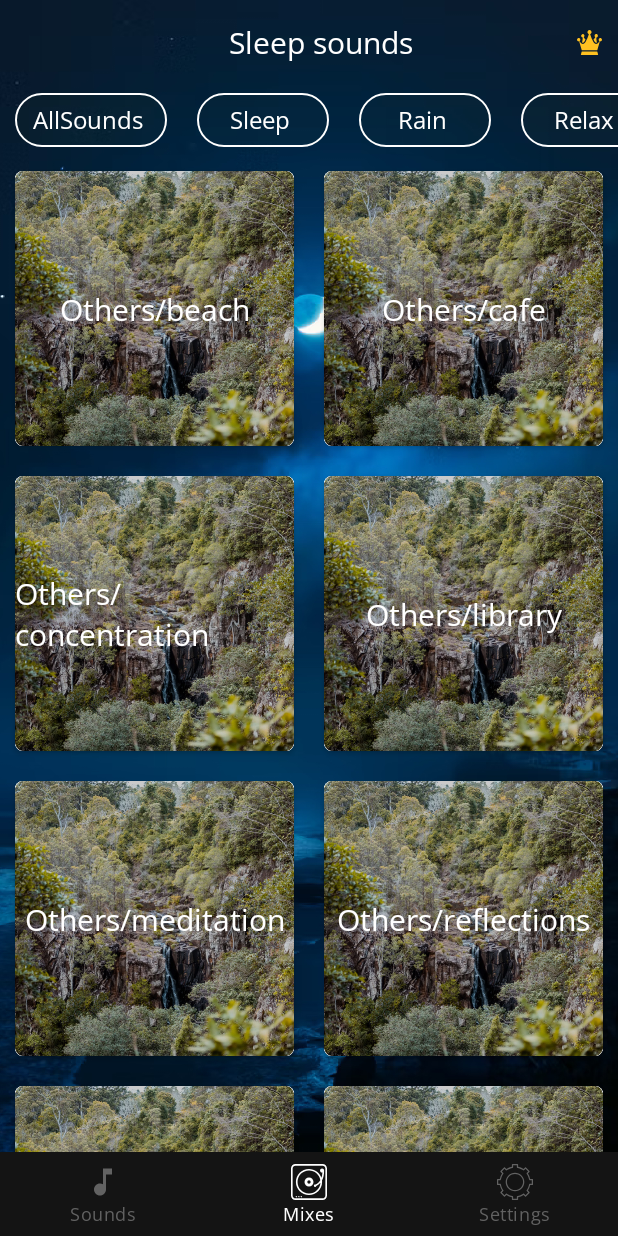
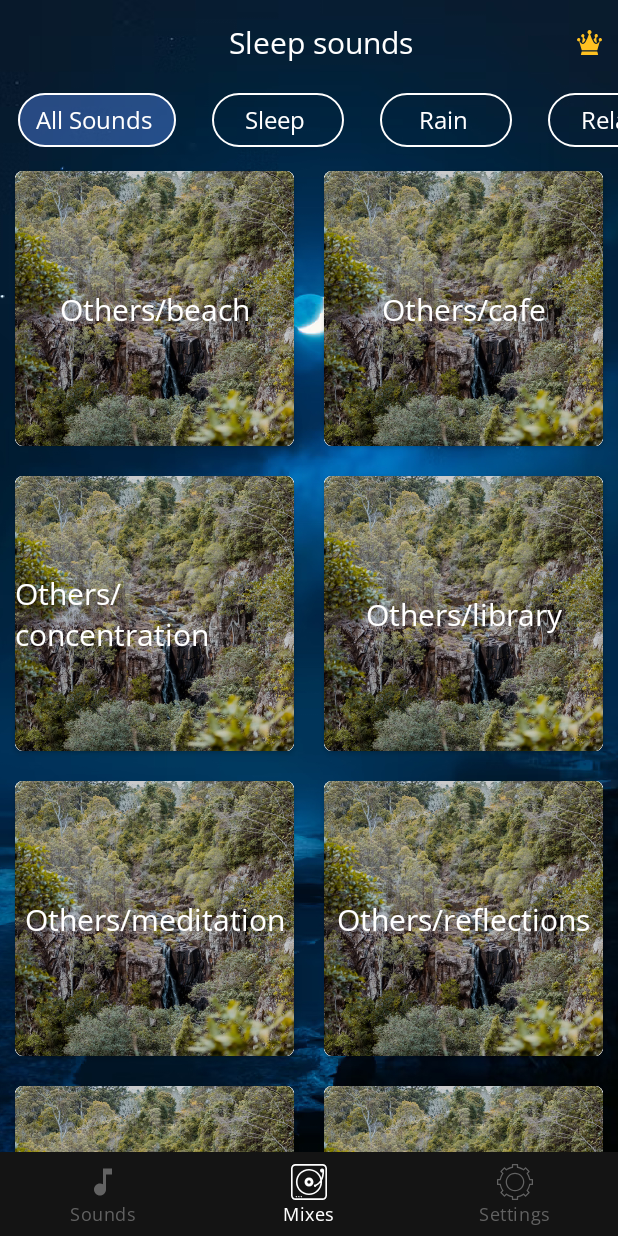
Before and after one commit to ViacheslavWork/sleep_sounds, an Android app: the screen it shows after launch (MainActivity), on a phone screen of 412 x 824 dp. Run offline under Robolectric (Android 15) with nearby library versions, the phone set to English and light mode, and no system bars; our stand-ins replace navigation-ui.

Commit message:
view pager finished

```diff
--- a/app/src/main/java/white/noise/sounds/baby/sleep/model/Mix.kt
+++ b/app/src/main/java/white/noise/sounds/baby/sleep/model/Mix.kt
@@ -1,6 +1,4 @@
 package white.noise.sounds.baby.sleep.model
-
-import android.graphics.Bitmap
 
 data class Mix(
     val title: String,
@@ -8,6 +6,11 @@ data class Mix(
     var picturePath: String,
     val category: MixCategory?
 )
-enum class MixCategory {
-    AllSounds, Sleep,Rain, Relax, Others
+
+enum class MixCategory(val title: String) {
+    AllSounds("All Sounds"),
+    Sleep("Sleep"),
+    Rain("Rain"),
+    Relax("Relax"),
+    Others("Others")
 }
--- a/app/src/main/java/white/noise/sounds/baby/sleep/ui/mixes/MixesEvent.kt
+++ b/app/src/main/java/white/noise/sounds/baby/sleep/ui/mixes/MixesEvent.kt
@@ -5,5 +5,5 @@ import white.noise.sounds.baby.sleep.model.MixCategory
 
 sealed class MixesEvent {
     class OnMixClick(val mix: Mix): MixesEvent()
-    class OnCategoryClick(val mixCategory: SelectableMixCategory, val position: Int): MixesEvent()
+    class OnCategoryClick(val mixCategory: MixCategory, val position: Int): MixesEvent()
 }
--- a/app/src/main/java/white/noise/sounds/baby/sleep/ui/mixes/MixesFragment.kt
+++ b/app/src/main/java/white/noise/sounds/baby/sleep/ui/mixes/MixesFragment.kt
@@ -1,23 +1,30 @@
 package white.noise.sounds.baby.sleep.ui.mixes
 
+import android.graphics.Color
 import android.os.Bundle
 import android.view.LayoutInflater
 import android.view.View
 import android.view.ViewGroup
+import android.widget.Button
 import android.widget.Toast
 import androidx.fragment.app.Fragment
 import androidx.navigation.fragment.findNavController
-import androidx.recyclerview.widget.GridLayoutManager
-import androidx.recyclerview.widget.RecyclerView
-import org.koin.androidx.viewmodel.ext.android.viewModel
+import androidx.viewpager2.widget.ViewPager2
+import com.google.android.material.tabs.TabLayout
+import com.google.android.material.tabs.TabLayoutMediator
+import org.koin.androidx.viewmodel.ext.android.sharedViewModel
+import white.noise.sounds.baby.sleep.R
 import white.noise.sounds.baby.sleep.databinding.FragmentMixesBinding
-import white.noise.sounds.baby.sleep.ui.mixes.adapters.CategoryAdapter
+import white.noise.sounds.baby.sleep.databinding.ItemMixCategoryBinding
 import white.noise.sounds.baby.sleep.ui.mixes.adapters.MixesAdapter
+import white.noise.sounds.baby.sleep.ui.mixes.adapters.ViewPagerAdapter
+
 
 class MixesFragment : Fragment() {
-    private val mixesViewModel: MixesViewModel by viewModel()
+    private val mixesViewModel: MixesViewModel by sharedViewModel()
     private var _binding: FragmentMixesBinding? = null
-    private lateinit var categoryAdapter: CategoryAdapter
+
+    //    private lateinit var categoryAdapter: CategoryAdapter
     private lateinit var mixesAdapter: MixesAdapter
 
     // This property is only valid between onCreateView and
@@ -30,41 +37,47 @@ class MixesFragment : Fragment() {
         savedInstanceState: Bundle?
     ): View {
         _binding = FragmentMixesBinding.inflate(inflater, container, false)
+        setUpViewPager()
         return binding.root
     }
 
-    override fun onViewCreated(view: View, savedInstanceState: Bundle?) {
-        setUpCategoryRecyclerView()
-        setUpCategoryAdapter()
+    private fun setUpViewPager() {
+        mixesViewModel.categories.observe(viewLifecycleOwner) {
+            val viewPager: ViewPager2 = binding.mixVp
+            viewPager.adapter = ViewPagerAdapter(this, categories = it)
 
-        setUpMixesRecyclerView()
-        setUpMixesAdapter()
+            binding.tabLayout.addOnTabSelectedListener(object : TabLayout.OnTabSelectedListener {
+                override fun onTabSelected(tab: TabLayout.Tab?) {
+                    tab?.view?.findViewById<Button>(R.id.category_btn)
+                        ?.setBackgroundColor(resources.getColor(R.color.blue40))
+                }
 
-        setUpListeners()
+                override fun onTabUnselected(tab: TabLayout.Tab?) {
+                    tab?.view?.findViewById<Button>(R.id.category_btn)
+                        ?.setBackgroundColor(Color.TRANSPARENT)
+                }
 
-        observeCategories()
-        observeMixes()
-        observeAdaptersEvents()
-    }
+                override fun onTabReselected(tab: TabLayout.Tab?) {
+                }
 
-    private fun observeAdaptersEvents() {
-        /* mixesViewModel.currentCategory.observe(viewLifecycleOwner) {
+            })
 
-         }
-         mixesViewModel.currentMix.observe(viewLifecycleOwner) {
-
-         }*/
-        categoryAdapter.event.observe(viewLifecycleOwner) {
-            mixesViewModel.handleEvent(it)
-            binding.mixCategoryRv.smoothScrollToPosition(it.position)
-
-        }
-        mixesAdapter.event.observe(viewLifecycleOwner) {
-            findNavController().navigate(MixesFragmentDirections.actionNavigationMixesToPlayerFragment())
-            mixesViewModel.handleEvent(it)
+            TabLayoutMediator(binding.tabLayout, viewPager) { tab, position ->
+                tab.text = it[position].toString()
+                val itemMixCategoryBinding =
+                    ItemMixCategoryBinding.inflate(LayoutInflater.from(context))
+                itemMixCategoryBinding.categoryBtn.text = it[position].title
+                itemMixCategoryBinding.categoryBtn.setOnClickListener { tab.select() }
+                tab.customView = itemMixCategoryBinding.root
+            }.attach()
         }
 
     }
+
+    override fun onViewCreated(view: View, savedInstanceState: Bundle?) {
+        setUpListeners()
+    }
+
 
     private fun setUpListeners() {
         binding.crownMixToolbarIv.setOnClickListener {
@@ -72,45 +85,6 @@ class MixesFragment : Fragment() {
                 MixesFragmentDirections.actionNavigationMixesToUnlockForFreeFragment()
             )
         }
-    }
-
-    private fun observeMixes() {
-        mixesViewModel.mixes.observe(viewLifecycleOwner) {
-            mixesAdapter.submitList(it.toMutableList())
-        }
-    }
-
-    private fun observeCategories() {
-        mixesViewModel.categories.observe(viewLifecycleOwner) {
-            categoryAdapter.submitList(
-                it.map { selectableMixCategory -> selectableMixCategory.copy() })
-
-        }
-    }
-
-    private fun setUpCategoryRecyclerView() {
-        binding.mixCategoryRv.layoutManager =
-            CenterLayoutManager(context = requireContext()).apply {
-                orientation = RecyclerView.HORIZONTAL
-            }
-    }
-
-    private fun setUpCategoryAdapter() {
-        categoryAdapter = CategoryAdapter()
-        categoryAdapter.stateRestorationPolicy =
-            RecyclerView.Adapter.StateRestorationPolicy.PREVENT_WHEN_EMPTY
-        binding.mixCategoryRv.adapter = categoryAdapter
-    }
-
-    private fun setUpMixesRecyclerView() {
-        binding.mixRv.layoutManager = GridLayoutManager(context, 2)
-    }
-
-    private fun setUpMixesAdapter() {
-        mixesAdapter = MixesAdapter()
-        mixesAdapter.stateRestorationPolicy =
-            RecyclerView.Adapter.StateRestorationPolicy.PREVENT_WHEN_EMPTY
-        binding.mixRv.adapter = mixesAdapter
     }
 
     override fun onDestroyView() {
--- a/app/src/main/java/white/noise/sounds/baby/sleep/ui/mixes/MixesViewModel.kt
+++ b/app/src/main/java/white/noise/sounds/baby/sleep/ui/mixes/MixesViewModel.kt
@@ -11,8 +11,8 @@ class MixesViewModel(private val repository: Repository) : ViewModel() {
     private val _mixes = MutableLiveData<List<Mix>>()
     val mixes: LiveData<List<Mix>> = _mixes
 
-    private val _categories = MutableLiveData<List<SelectableMixCategory>>()
-    val categories: LiveData<List<SelectableMixCategory>> = _categories
+    private val _categories = MutableLiveData<List<MixCategory>>()
+    val categories: LiveData<List<MixCategory>> = _categories
 
     private val _currentCategory = MutableLiveData<MixCategory>(MixCategory.AllSounds)
     val currentCategory: LiveData<MixCategory> = _currentCategory
@@ -26,7 +26,7 @@ class MixesViewModel(private val repository: Repository) : ViewModel() {
     }
 
     private fun loadAllCategories() {
-        _categories.postValue(MixCategory.values().toList().map { SelectableMixCategory(it) })
+        _categories.postValue(MixCategory.values().toList())
     }
 
     private fun loadAllMixes() {
@@ -40,20 +40,27 @@ class MixesViewModel(private val repository: Repository) : ViewModel() {
     fun handleEvent(event: MixesEvent) {
         when (event) {
             is MixesEvent.OnCategoryClick -> {
-                _currentCategory.value = event.mixCategory.category
-                markSelectedCategory(category = event.mixCategory.category)
+
+
+
+/*
+                _currentCategory.value = categories.value?.get(event.position)?.category
+//                markSelectedCategory(category = event.mixCategory.category)
                 if (event.mixCategory.category != MixCategory.AllSounds) {
-                    loadMixes(category = event.mixCategory.category)
+//                    loadMixes(category = event.mixCategory.category)
+                    loadMixes(category = categories.value?.get(event.position)?.category!!)
                 } else loadAllMixes()
+//                loadMixes(category = categories.value?.get(event.position)?.category!!)
+*/
             }
             is MixesEvent.OnMixClick -> _currentMix.value = event.mix
         }
     }
 
-    private fun markSelectedCategory(category: MixCategory) {
+   /* private fun markSelectedCategory(category: MixCategory) {
         _categories.value = _categories.value?.onEach {
             it.isSelected = it.category == category
         }
-    }
+    }*/
 
 }
--- /dev/null
+++ b/app/src/main/java/white/noise/sounds/baby/sleep/ui/mixes/PagerFragment.kt
@@ -0,0 +1,89 @@
+package white.noise.sounds.baby.sleep.ui.mixes
+
+import android.os.Bundle
+import android.util.Log
+import android.view.LayoutInflater
+import android.view.View
+import android.view.ViewGroup
+import androidx.fragment.app.Fragment
+import androidx.navigation.fragment.findNavController
+import androidx.recyclerview.widget.GridLayoutManager
+import androidx.recyclerview.widget.RecyclerView
+import org.koin.androidx.viewmodel.ext.android.sharedViewModel
+import white.noise.sounds.baby.sleep.BuildConfig
+import white.noise.sounds.baby.sleep.databinding.FragmentPagerBinding
+import white.noise.sounds.baby.sleep.model.MixCategory
+import white.noise.sounds.baby.sleep.ui.mixes.adapters.MixesAdapter
+
+const val ARG_CATEGORY = "category"
+private const val TAG = "PagerFragment"
+
+class PagerFragment : Fragment() {
+    private val mixesViewModel: MixesViewModel by sharedViewModel()
+    private var _binding: FragmentPagerBinding? = null
+    private lateinit var mixesAdapter: MixesAdapter
+    private var category: MixCategory? = null
+
+    // This property is only valid between onCreateView and
+    // onDestroyView.
+    private val binding get() = _binding!!
+
+    override fun onCreateView(
+        inflater: LayoutInflater, container: ViewGroup?,
+        savedInstanceState: Bundle?
+    ): View {
+        // Inflate the layout for this fragment
+        _binding = FragmentPagerBinding.inflate(inflater, container, false)
+        return binding.root
+    }
+
+    override fun onViewCreated(view: View, savedInstanceState: Bundle?) {
+        arguments?.takeIf { bundle -> bundle.containsKey(ARG_CATEGORY) }
+            .apply { category = arguments?.getSerializable(ARG_CATEGORY) as MixCategory? }
+
+        setUpMixesRecyclerView()
+        setUpMixesAdapter()
+
+        observeMixes()
+        observeAdaptersEvents()
+    }
+
+    private fun setUpMixesAdapter() {
+        mixesAdapter = MixesAdapter()
+        mixesAdapter.stateRestorationPolicy =
+            RecyclerView.Adapter.StateRestorationPolicy.PREVENT_WHEN_EMPTY
+        binding.mixRv.adapter = mixesAdapter
+    }
+
+    private fun observeAdaptersEvents() {
+        mixesAdapter.event.observe(viewLifecycleOwner) {
+            findNavController().navigate(MixesFragmentDirections.actionNavigationMixesToPlayerFragment())
+            mixesViewModel.handleEvent(it)
+        }
+    }
+
+    private fun setUpMixesRecyclerView() {
+        binding.mixRv.layoutManager = GridLayoutManager(context, 2)
+    }
+
+    private fun observeMixes() {
+        mixesViewModel.mixes.observe(viewLifecycleOwner) { mixes ->
+            if (category != MixCategory.AllSounds) {
+                mixesAdapter.submitList(mixes.filter { mix -> mix.category == category })
+            } else mixesAdapter.submitList(mixes)
+        }
+    }
+
+    override fun onDestroyView() {
+        super.onDestroyView()
+        _binding = null
+    }
+
+    private fun showLog(message: String) {
+        if (BuildConfig.DEBUG) {
+            Log.d(TAG, message)
+        }
+    }
+
+
+}
--- a/app/src/main/java/white/noise/sounds/baby/sleep/ui/mixes/SelectableMixCategory.kt
+++ b/app/src/main/java/white/noise/sounds/baby/sleep/ui/mixes/SelectableMixCategory.kt
@@ -2,4 +2,4 @@ package white.noise.sounds.baby.sleep.ui.mixes
 
 import white.noise.sounds.baby.sleep.model.MixCategory
 
-data class SelectableMixCategory(val category: MixCategory, var isSelected: Boolean = false)
+//data class SelectableMixCategory(val category: MixCategory, var isSelected: Boolean = false)
--- a/app/src/main/java/white/noise/sounds/baby/sleep/ui/mixes/adapters/CategoryAdapter.kt
+++ /dev/null
@@ -1,66 +0,0 @@
-package white.noise.sounds.baby.sleep.ui.mixes.adapters
-
-
-import android.view.LayoutInflater
-import android.view.ViewGroup
-import androidx.core.content.ContextCompat
-import androidx.lifecycle.MutableLiveData
-import androidx.recyclerview.widget.DiffUtil
-import androidx.recyclerview.widget.ListAdapter
-import androidx.recyclerview.widget.RecyclerView
-import com.bumptech.glide.request.RequestOptions
-import white.noise.sounds.baby.sleep.R
-import white.noise.sounds.baby.sleep.databinding.ItemMixCategoryBinding
-import white.noise.sounds.baby.sleep.ui.mixes.MixesEvent
-import white.noise.sounds.baby.sleep.ui.mixes.SelectableMixCategory
-
-private const val TAG = "CategoryAdapter"
-
-class CategoryAdapter(val event: MutableLiveData<MixesEvent.OnCategoryClick> = MutableLiveData()) :
-    ListAdapter<SelectableMixCategory, MixesCategoryViewHolder>(CategoryDiffCallback()) {
-    override fun onCreateViewHolder(parent: ViewGroup, viewType: Int): MixesCategoryViewHolder {
-        val binding: ItemMixCategoryBinding =
-            ItemMixCategoryBinding.inflate(LayoutInflater.from(parent.context), parent, false)
-        return MixesCategoryViewHolder(binding)
-    }
-
-    override fun onBindViewHolder(holder: MixesCategoryViewHolder, position: Int) {
-        getItem(position).let { mixCategory -> holder.onBind(mixCategory) }
-        holder.itemView.setOnClickListener {
-            event.value = MixesEvent.OnCategoryClick(getItem(position), position = position)
-        }
-    }
-}
-
-class MixesCategoryViewHolder(private val binding: ItemMixCategoryBinding) :
-    RecyclerView.ViewHolder(binding.root) {
-    companion object {
-        private val imageOption = RequestOptions()
-            .placeholder(R.drawable.mix_placeholder)
-            .fallback(R.drawable.mix_placeholder)
-    }
-
-    fun onBind(mixCategory: SelectableMixCategory) {
-        binding.categoryBtn.text = mixCategory.category.toString()
-        if (mixCategory.isSelected) {
-            binding.categoryBtn.setBackgroundColor(
-                ContextCompat.getColor(
-                    binding.root.context,
-                    R.color.blue40
-                )
-            )
-        } else {
-            binding.categoryBtn.setBackgroundColor(80000000)
-        }
-    }
-}
-
-
-private class CategoryDiffCallback : DiffUtil.ItemCallback<SelectableMixCategory>() {
-    override fun areItemsTheSame(
-        oldItem: SelectableMixCategory, newItem: SelectableMixCategory
-    ): Boolean = (oldItem.category == newItem.category)
-
-    override fun areContentsTheSame(oldItem: SelectableMixCategory, newItem: SelectableMixCategory):
-            Boolean = (oldItem.isSelected == newItem.isSelected)
-}
--- /dev/null
+++ b/app/src/main/java/white/noise/sounds/baby/sleep/ui/mixes/adapters/ViewPagerAdapter.kt
@@ -0,0 +1,22 @@
+package white.noise.sounds.baby.sleep.ui.mixes.adapters
+
+import android.os.Bundle
+import androidx.fragment.app.Fragment
+import androidx.viewpager2.adapter.FragmentStateAdapter
+import white.noise.sounds.baby.sleep.model.MixCategory
+import white.noise.sounds.baby.sleep.ui.mixes.ARG_CATEGORY
+import white.noise.sounds.baby.sleep.ui.mixes.PagerFragment
+
+class ViewPagerAdapter(fragment: Fragment, private val categories: List<MixCategory>) : FragmentStateAdapter(fragment) {
+    override fun getItemCount(): Int {
+        return categories.size
+    }
+
+    override fun createFragment(position: Int): Fragment {
+        val pagerFragment = PagerFragment()
+        pagerFragment.arguments = Bundle().apply {
+            putSerializable(ARG_CATEGORY, categories[position])
+        }
+        return pagerFragment
+    }
+}
--- a/app/src/main/java/white/noise/sounds/baby/sleep/ui/sounds/Section.kt
+++ b/app/src/main/java/white/noise/sounds/baby/sleep/ui/sounds/Section.kt
@@ -3,4 +3,4 @@ package white.noise.sounds.baby.sleep.ui.sounds
 import white.noise.sounds.baby.sleep.model.Sound
 import white.noise.sounds.baby.sleep.model.SoundCategory
 
-data class Section(val sectionName: SoundCategory, val items: MutableList<Sound> = mutableListOf())
+data class Section(val soundCategory: SoundCategory, val items: MutableList<Sound> = mutableListOf())
--- a/app/src/main/java/white/noise/sounds/baby/sleep/ui/sounds/SectionAdapter.kt
+++ b/app/src/main/java/white/noise/sounds/baby/sleep/ui/sounds/SectionAdapter.kt
@@ -1,10 +1,8 @@
 package white.noise.sounds.baby.sleep.ui.sounds
 
 import android.net.Uri
-import android.util.Log
 import android.view.LayoutInflater
 import android.view.ViewGroup
-import androidx.core.content.res.ResourcesCompat
 import androidx.lifecycle.MutableLiveData
 import androidx.recyclerview.widget.DiffUtil
 import androidx.recyclerview.widget.GridLayoutManager
@@ -61,7 +59,7 @@ class SectionHolder(private val binding: SectionRowBinding) :
     private lateinit var adapter: SoundAdapter
 
     fun onBind(section: Section) {
-        binding.sectionNameTv.text = section.sectionName.toString()
+        binding.sectionNameTv.text = section.soundCategory.title
         binding.sectionRv.layoutManager = GridLayoutManager(binding.root.context, 3)
         adapter = SoundAdapter()
         binding.sectionRv.adapter = adapter
@@ -127,7 +125,7 @@ private class SoundDiffCallback : DiffUtil.ItemCallback<Sound>() {
 
 private class SectionDiffCallback : DiffUtil.ItemCallback<Section>() {
     override fun areItemsTheSame(oldItem: Section, newItem: Section): Boolean =
-        (oldItem.sectionName == newItem.sectionName)
+        (oldItem.soundCategory == newItem.soundCategory)
 
     override fun areContentsTheSame(oldItem: Section, newItem: Section): Boolean =
         (oldItem == newItem)
--- /dev/null
+++ b/app/src/main/res/drawable/tabs_selector.xml
@@ -0,0 +1,5 @@
+<?xml version="1.0" encoding="utf-8"?>
+<selector xmlns:android="http://schemas.android.com/apk/res/android">
+    <item android:drawable="@color/blue40" android:state_selected="true"/>
+    <item android:drawable="@android:color/transparent"/>
+</selector>
--- a/app/src/main/res/layout/fragment_mixes.xml
+++ b/app/src/main/res/layout/fragment_mixes.xml
@@ -9,7 +9,7 @@
 
 
     <androidx.appcompat.widget.Toolbar
-        android:id="@+id/sounds_tool_bar"
+        android:id="@+id/mixes_tool_bar"
         android:layout_width="match_parent"
         android:layout_height="wrap_content"
         app:layout_constraintEnd_toEndOf="parent"
@@ -43,28 +43,28 @@
 
     </androidx.appcompat.widget.Toolbar>
 
-    <androidx.recyclerview.widget.RecyclerView
-        android:id="@+id/mix_category_rv"
+    <com.google.android.material.tabs.TabLayout
+        android:id="@+id/tab_layout"
         android:layout_width="match_parent"
         android:layout_height="wrap_content"
-        android:orientation="horizontal"
-        app:layoutManager="androidx.recyclerview.widget.LinearLayoutManager"
+        app:tabMode="scrollable"
+        app:tabIndicator="@android:color/transparent"
+        app:layout_constraintTop_toBottomOf="@id/mixes_tool_bar"
         app:layout_constraintEnd_toEndOf="parent"
         app:layout_constraintStart_toStartOf="parent"
-        app:layout_constraintTop_toBottomOf="@+id/sounds_tool_bar"
-        tools:listitem="@layout/item_mix_category"
-        />
+        android:background="@android:color/transparent"
+        >
 
-    <androidx.recyclerview.widget.RecyclerView
-        android:id="@+id/mix_rv"
+    </com.google.android.material.tabs.TabLayout>
+
+    <androidx.viewpager2.widget.ViewPager2
+        android:id="@+id/mix_vp"
         android:layout_width="match_parent"
         android:layout_height="0dp"
         app:layout_constraintBottom_toBottomOf="parent"
         app:layout_constraintEnd_toEndOf="parent"
         app:layout_constraintStart_toStartOf="parent"
-        app:layout_constraintTop_toBottomOf="@+id/mix_category_rv"
+        app:layout_constraintTop_toBottomOf="@id/tab_layout"
         tools:listitem="@layout/item_mix"
-        tools:layoutManager="androidx.recyclerview.widget.GridLayoutManager"
-        app:spanCount="2"
         />
 </androidx.constraintlayout.widget.ConstraintLayout>
--- /dev/null
+++ b/app/src/main/res/layout/fragment_pager.xml
@@ -0,0 +1,11 @@
+<?xml version="1.0" encoding="utf-8"?>
+
+<androidx.recyclerview.widget.RecyclerView xmlns:android="http://schemas.android.com/apk/res/android"
+    xmlns:tools="http://schemas.android.com/tools"
+    xmlns:app="http://schemas.android.com/apk/res-auto"
+    android:id="@+id/mix_rv"
+    app:spanCount="2"
+    android:layout_width="match_parent"
+    android:layout_height="0dp"
+    tools:layoutManager="androidx.recyclerview.widget.GridLayoutManager"
+    tools:listitem="@layout/item_mix" />
```
Also changed, not shown: app/src/main/java/white/noise/sounds/baby/sleep/model/Sound.kt (+9 -2 lines), app/src/main/res/drawable/tab.xml (added, +20 -0 lines), app/src/main/res/drawable/tab_indicator.xml (added, +21 -0 lines), app/src/main/res/layout/fragment_go_premium.xml (+3 -6 lines), app/src/main/res/layout/fragment_settings.xml (+4 -5 lines).
